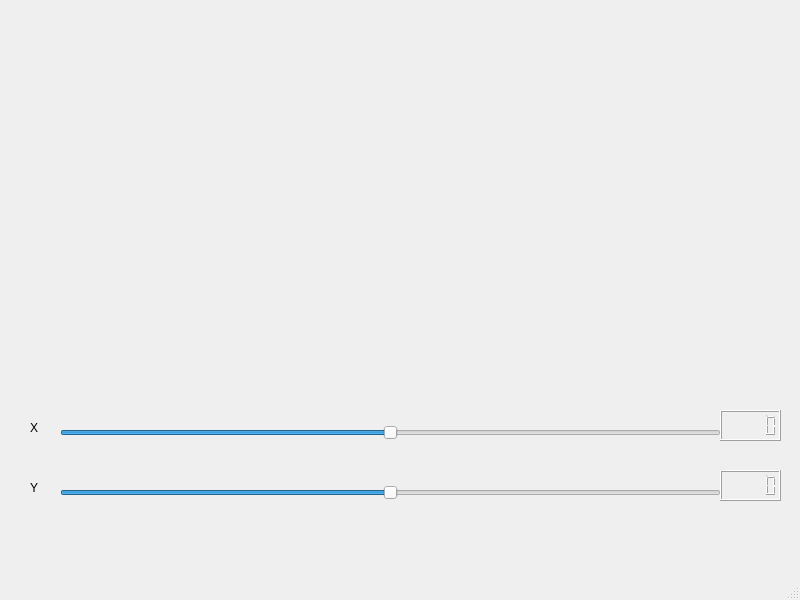
This is mainwindow.ui in alice3e/alicee_qt as Qt 5 draws it before an edit. The edited form follows.
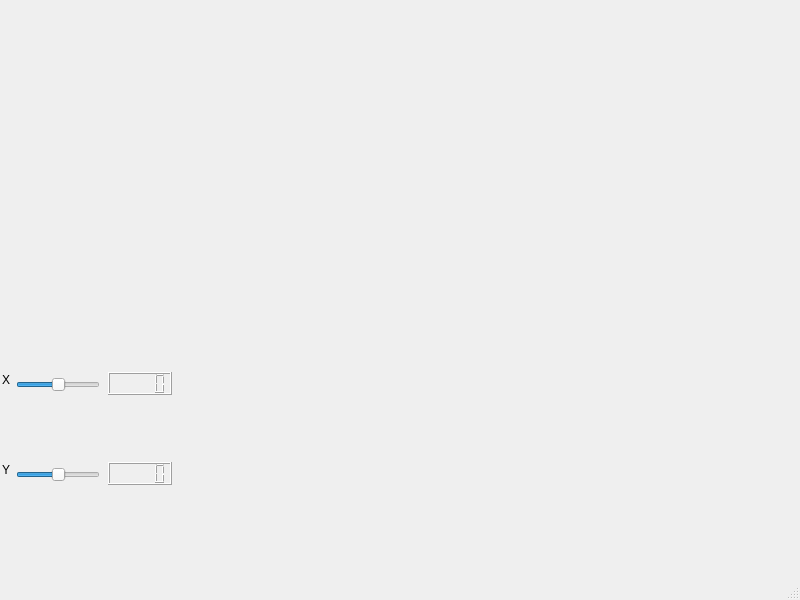
This is the edited form. Custom widgets are drawn as their Qt base class.

```diff
--- a/mainwindow.ui
+++ b/mainwindow.ui
@@ -23,9 +23,9 @@
    <widget class="QSlider" name="horizontalSlider_X">
     <property name="geometry">
      <rect>
-      <x>60</x>
-      <y>420</y>
-      <width>661</width>
+      <x>16</x>
+      <y>372</y>
+      <width>84</width>
       <height>25</height>
      </rect>
     </property>
@@ -42,9 +42,9 @@
    <widget class="QLabel" name="label_X">
     <property name="geometry">
      <rect>
-      <x>30</x>
-      <y>420</y>
-      <width>21</width>
+      <x>2</x>
+      <y>372</y>
+      <width>16</width>
       <height>16</height>
      </rect>
     </property>
@@ -55,38 +55,19 @@
    <widget class="QLCDNumber" name="lcdNumber_X">
     <property name="geometry">
      <rect>
-      <x>720</x>
-      <y>410</y>
-      <width>61</width>
-      <height>31</height>
+      <x>108</x>
+      <y>372</y>
+      <width>64</width>
+      <height>23</height>
      </rect>
     </property>
    </widget>
-   <widget class="QSlider" name="horizontalSlider_Y">
-    <property name="geometry">
-     <rect>
-      <x>60</x>
-      <y>480</y>
-      <width>661</width>
-      <height>25</height>
-     </rect>
-    </property>
-    <property name="minimum">
-     <number>-100</number>
-    </property>
-    <property name="maximum">
-     <number>100</number>
-    </property>
-    <property name="orientation">
-     <enum>Qt::Orientation::Horizontal</enum>
-    </property>
-   </widget>
    <widget class="QLabel" name="label_Y">
     <property name="geometry">
      <rect>
-      <x>30</x>
-      <y>480</y>
-      <width>21</width>
+      <x>2</x>
+      <y>462</y>
+      <width>16</width>
       <height>16</height>
      </rect>
     </property>
@@ -94,26 +75,45 @@
      <string>Y</string>
     </property>
    </widget>
+   <widget class="QLCDNumber" name="lcdNumber_Y">
+    <property name="geometry">
+     <rect>
+      <x>108</x>
+      <y>462</y>
+      <width>64</width>
+      <height>23</height>
+     </rect>
+    </property>
+   </widget>
+   <widget class="QSlider" name="horizontalSlider_Y">
+    <property name="geometry">
+     <rect>
+      <x>16</x>
+      <y>462</y>
+      <width>84</width>
+      <height>25</height>
+     </rect>
+    </property>
+    <property name="minimum">
+     <number>-100</number>
+    </property>
+    <property name="maximum">
+     <number>100</number>
+    </property>
+    <property name="orientation">
+     <enum>Qt::Orientation::Horizontal</enum>
+    </property>
+   </widget>
    <widget class="QCustomPlot" name="customPlot" native="true">
     <property name="enabled">
      <bool>true</bool>
     </property>
     <property name="geometry">
      <rect>
-      <x>100</x>
-      <y>20</y>
-      <width>621</width>
-      <height>381</height>
-     </rect>
-    </property>
-   </widget>
-   <widget class="QLCDNumber" name="lcdNumber_Y">
-    <property name="geometry">
-     <rect>
-      <x>720</x>
-      <y>470</y>
-      <width>61</width>
-      <height>31</height>
+      <x>141</x>
+      <y>21</y>
+      <width>499</width>
+      <height>349</height>
      </rect>
     </property>
    </widget>
```
